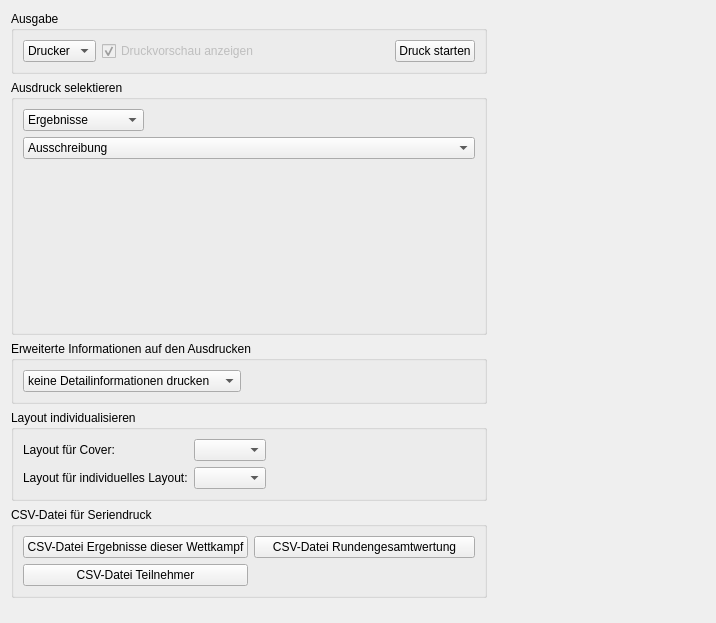
Before: the Qt Designer form export/exportwidget.ui in Igel18/turnfix, drawn with Qt 5.
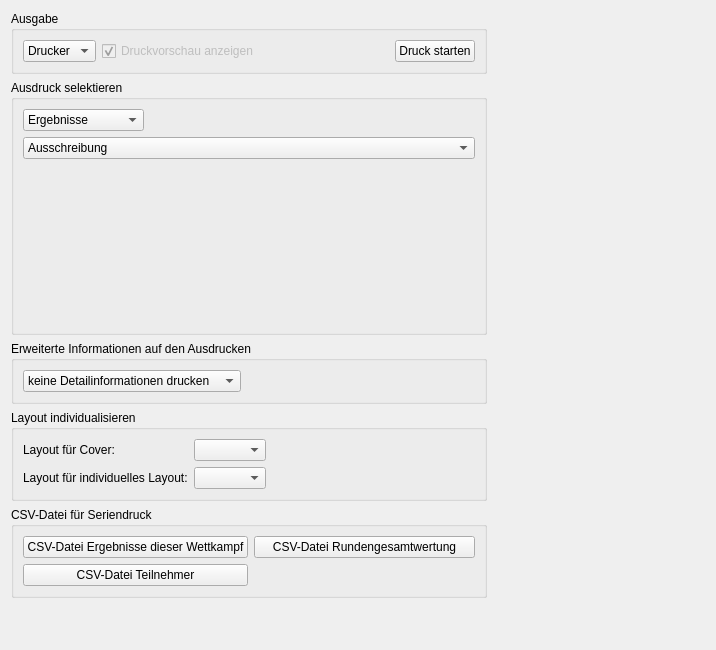
After: the same form once the commit is applied. The open tabs and pages were chosen to show the change.

Commit message: consolidated print dialog do one drop down fild

What changed in the file:
```diff
--- a/export/exportwidget.ui
+++ b/export/exportwidget.ui
@@ -7,7 +7,7 @@
     <x>0</x>
     <y>0</y>
     <width>716</width>
-    <height>623</height>
+    <height>650</height>
    </rect>
   </property>
   <layout class="QGridLayout" name="gridLayout">
```
Left out of the diff: 8 changed lines with no effect on the pictures. The commit also changes 1 other file.
